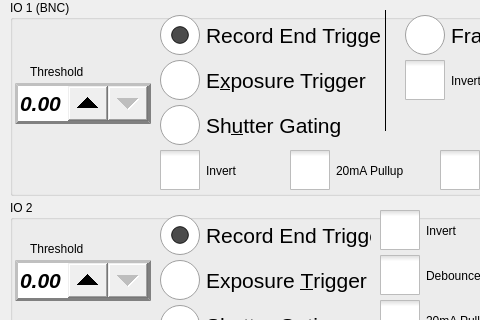
krontech/chronos-cam-app, file src/iosettingswindow.ui: the form before one commit; both pictures show x 0 to 480 and y 0 to 320 of the 800 by 480 pixel window.
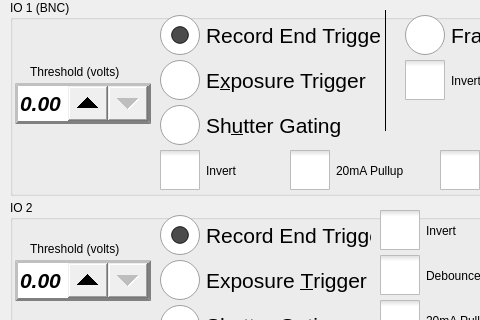
The form after the commit. Custom widgets are drawn as their Qt base class.

Commit message: IO settings window - thresholds - add maximum for spinbox, and units in labels

The edit to the form file:
```diff
--- a/src/iosettingswindow.ui
+++ b/src/iosettingswindow.ui
@@ -218,12 +218,12 @@
      <rect>
       <x>20</x>
       <y>63</y>
-      <width>66</width>
+      <width>106</width>
       <height>17</height>
      </rect>
     </property>
     <property name="text">
-     <string>Threshold</string>
+     <string>Threshold (volts)</string>
     </property>
    </widget>
    <widget class="QRadioButton" name="radioIO1None">
@@ -490,12 +490,12 @@
      <rect>
       <x>20</x>
       <y>40</y>
-      <width>66</width>
+      <width>106</width>
       <height>17</height>
      </rect>
     </property>
     <property name="text">
-     <string>Threshold</string>
+     <string>Threshold (volts)</string>
     </property>
    </widget>
    <widget class="QRadioButton" name="radioIO2None">
```
Left out of the diff: 4 changed lines with no effect on the pictures.
